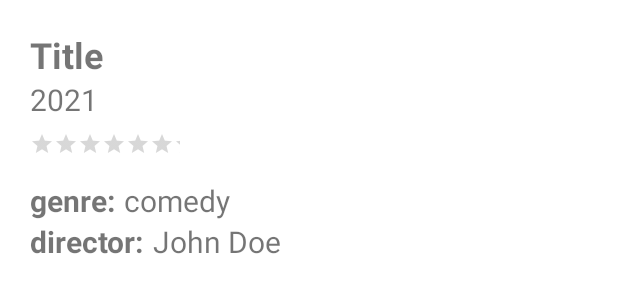
After one commit to natalia-mus/MyEntertainment, an Android app: the layout single_movie.xml on its own in the app's theme, with its tools: preview values and no code run, on a phone screen of 412 x 824 dp. The commit adds this screen. Shown: the top 300 px of the screen. Run offline under Robolectric (Android 15) with nearby library versions, the phone set to English and light mode, and no system bars.

Commit message:
Fetching and displaying movies list

```diff
--- a/app/src/main/java/com/example/myentertainment/dagger/components/BaseApplicationComponent.kt
+++ b/app/src/main/java/com/example/myentertainment/dagger/components/BaseApplicationComponent.kt
@@ -2,10 +2,7 @@ package com.example.myentertainment.dagger.components
 
 import android.app.Application
 import com.example.myentertainment.dagger.modules.FirebaseModule
-import com.example.myentertainment.viewmodel.AddMovieFragmentViewModel
-import com.example.myentertainment.viewmodel.MainActivityViewModel
-import com.example.myentertainment.viewmodel.SignInFragmentViewModel
-import com.example.myentertainment.viewmodel.SignUpFragmentViewModel
+import com.example.myentertainment.viewmodel.*
 import dagger.Component
 import javax.inject.Singleton
 
@@ -18,4 +15,5 @@ interface BaseApplicationComponent {
     fun inject(viewModel: SignUpFragmentViewModel)
     fun inject(viewModel: MainActivityViewModel)
     fun inject(viewModel: AddMovieFragmentViewModel)
+    fun inject(viewModel: MoviesFragmentViewModel)
 }
--- /dev/null
+++ b/app/src/main/res/layout/single_movie.xml
@@ -0,0 +1,100 @@
+<?xml version="1.0" encoding="utf-8"?>
+<androidx.constraintlayout.widget.ConstraintLayout xmlns:android="http://schemas.android.com/apk/res/android"
+    xmlns:app="http://schemas.android.com/apk/res-auto"
+    xmlns:tools="http://schemas.android.com/tools"
+    android:layout_width="match_parent"
+    android:layout_height="wrap_content"
+    android:layout_margin="10dp"
+    android:padding="10dp">
+
+    <TextView
+        android:id="@+id/movie_title"
+        android:layout_width="wrap_content"
+        android:layout_height="wrap_content"
+        android:textSize="24sp"
+        android:textStyle="bold"
+        app:layout_constraintStart_toStartOf="parent"
+        app:layout_constraintTop_toTopOf="parent"
+        tools:text="Title" />
+
+    <TextView
+        android:id="@+id/movie_releaseYear"
+        android:layout_width="wrap_content"
+        android:layout_height="wrap_content"
+        android:textSize="20sp"
+        app:layout_constraintStart_toStartOf="parent"
+        app:layout_constraintTop_toBottomOf="@+id/movie_title"
+        tools:text="2021" />
+
+    <RatingBar
+        android:id="@+id/movie_rate"
+        style="?android:attr/ratingBarStyleSmall"
+        android:layout_width="100dp"
+        android:layout_height="wrap_content"
+        android:isIndicator="false"
+        android:numStars="5"
+        android:paddingVertical="8dp"
+        android:stepSize="0.5"
+        app:layout_constraintStart_toStartOf="parent"
+        app:layout_constraintTop_toBottomOf="@+id/movie_releaseYear" />
+
+    <LinearLayout
+        android:id="@+id/movie_genreSection"
+        android:layout_width="match_parent"
+        android:layout_height="wrap_content"
+        android:layout_marginTop="8dp"
+        android:orientation="horizontal"
+        app:layout_constraintTop_toBottomOf="@+id/movie_rate">
+
+        <TextView
+            android:id="@+id/movie_genreLabel"
+            android:layout_width="wrap_content"
+            android:layout_height="wrap_content"
+            android:text="@string/genre"
+            android:textSize="20sp"
+            android:textStyle="bold"
+            app:layout_constraintStart_toStartOf="parent"
+            app:layout_constraintTop_toTopOf="parent" />
+
+        <TextView
+            android:id="@+id/movie_genre"
+            android:layout_width="wrap_content"
+            android:layout_height="wrap_content"
+            android:layout_marginStart="6dp"
+            android:textSize="20sp"
+            app:layout_constraintStart_toStartOf="parent"
+            app:layout_constraintTop_toTopOf="parent"
+            tools:text="comedy" />
+
+    </LinearLayout>
+
+    <LinearLayout
+        android:id="@+id/movie_directorSection"
+        android:layout_width="match_parent"
+        android:layout_height="wrap_content"
+        android:orientation="horizontal"
+        app:layout_constraintTop_toBottomOf="@+id/movie_genreSection">
+
+        <TextView
+            android:id="@+id/movie_directorLabel"
+            android:layout_width="wrap_content"
+            android:layout_height="wrap_content"
+            android:text="@string/director"
+            android:textSize="20sp"
+            android:textStyle="bold"
+            app:layout_constraintStart_toStartOf="parent"
+            app:layout_constraintTop_toTopOf="parent" />
+
+        <TextView
+            android:id="@+id/movie_director"
+            android:layout_width="wrap_content"
+            android:layout_height="wrap_content"
+            android:layout_marginStart="6dp"
+            android:textSize="20sp"
+            app:layout_constraintStart_toStartOf="parent"
+            app:layout_constraintTop_toTopOf="parent"
+            tools:text="John Doe" />
+
+    </LinearLayout>
+
+</androidx.constraintlayout.widget.ConstraintLayout>
--- a/app/src/main/res/values/strings.xml
+++ b/app/src/main/res/values/strings.xml
@@ -19,4 +19,7 @@
     <string name="movie_genre">genre</string>
     <string name="movie_rating">your rate:</string>
     <string name="movie_add">add movie</string>
+    <string name="genre">genre:</string>
+    <string name="director">director:</string>
+    <string name="no_movies">you have no movies</string>
 </resources>
```
Also changed, not shown: app/src/main/java/com/example/myentertainment/view/main/MoviesFragment.kt (+43 -2 lines), app/src/main/java/com/example/myentertainment/view/main/adapters/MoviesAdapter.kt (added, +38 -0 lines), app/src/main/java/com/example/myentertainment/viewmodel/MoviesFragmentViewModel.kt (added, +39 -0 lines), app/src/main/res/layout/fragment_movies.xml (+36 -0 lines).
